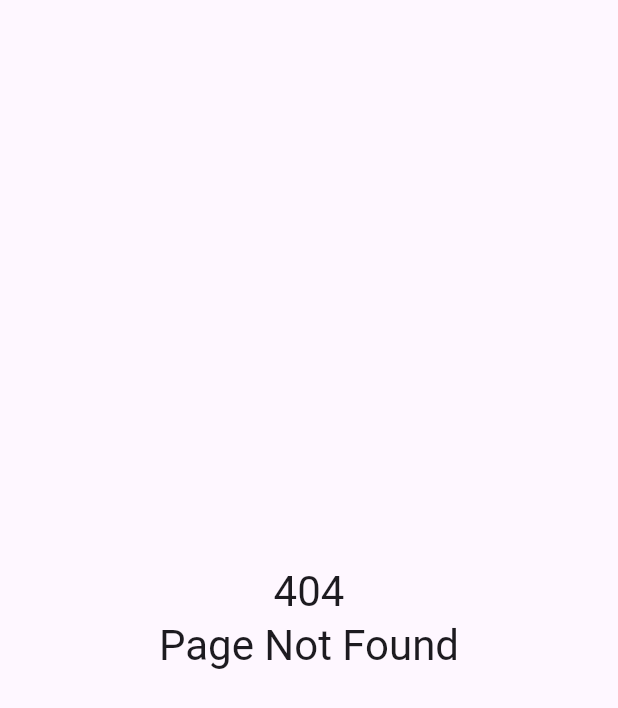
After one commit to AnthonyAniobi/Bravoo_Mobile_App, a Flutter app: the PageNotFoundScreen screen opened directly, on a phone screen of 412 x 824 dp. The commit adds this screen. Shown: the top 708 px of the screen. Run offline on Flutter 3.47's test engine with Material 3 defaults, Android fonts, the phone set to English and light mode, and no system bars; our stand-ins replace either_dart, equatable, flutter_bloc, flutter_dotenv, google_sign_in, supabase_flutter; accounts and stored records are empty.

Commit message:
feat: Implement page not found and forget password screens with routing

```diff
--- /dev/null
+++ b/lib/src/core/widgets/page_not_found.dart
@@ -0,0 +1,30 @@
+import 'package:flutter/material.dart';
+
+class PageNotFoundScreen extends StatefulWidget {
+  const PageNotFoundScreen({super.key});
+
+  @override
+  State<PageNotFoundScreen> createState() => _PageNotFoundScreenState();
+
+  static Route<dynamic> route(RouteSettings routeSettings) {
+    return MaterialPageRoute<dynamic>(
+      settings: routeSettings,
+      builder: (_) => const PageNotFoundScreen(),
+    );
+  }
+}
+
+class _PageNotFoundScreenState extends State<PageNotFoundScreen> {
+  @override
+  Widget build(BuildContext context) {
+    return Scaffold(
+      body: Center(
+        child: Text(
+          '404\nPage Not Found',
+          textAlign: TextAlign.center,
+          style: Theme.of(context).textTheme.headlineMedium,
+        ),
+      ),
+    );
+  }
+}
```
Also changed, not shown: lib/src/core/utils/app_routes.dart (+10 -7 lines), lib/src/features/auth/presentation/pages/forget_password_screen.dart (added, +22 -0 lines), lib/src/features/onboarding/presentation/pages/splash_screen.dart (added, +22 -0 lines).
